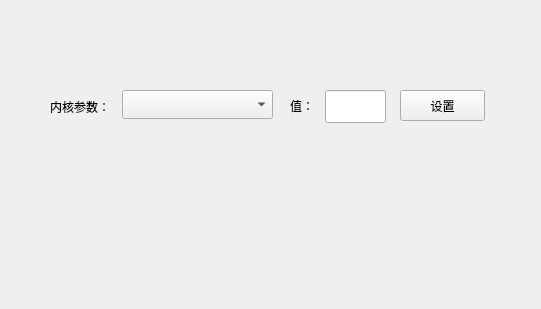
Qt form SYS/kernalparammanager.ui (liuyufeng509/SecCenter) before a commit.
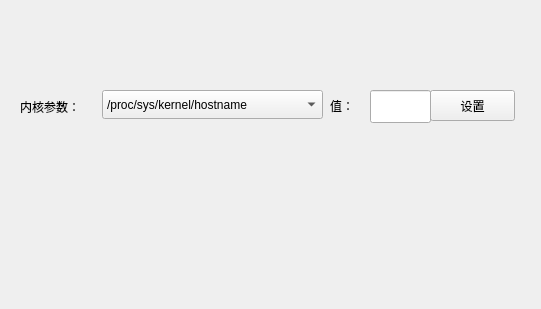
The same form after that commit.

```diff
--- a/SYS/kernalparammanager.ui
+++ b/SYS/kernalparammanager.ui
@@ -16,7 +16,7 @@
   <widget class="QPushButton" name="pushButton">
    <property name="geometry">
     <rect>
-     <x>400</x>
+     <x>430</x>
      <y>90</y>
      <width>85</width>
      <height>31</height>
@@ -29,7 +29,7 @@
   <widget class="QLabel" name="label_2">
    <property name="geometry">
     <rect>
-     <x>290</x>
+     <x>330</x>
      <y>90</y>
      <width>30</width>
      <height>31</height>
@@ -48,7 +48,7 @@
   <widget class="QLineEdit" name="lineEdit">
    <property name="geometry">
     <rect>
-     <x>325</x>
+     <x>370</x>
      <y>90</y>
      <width>61</width>
      <height>33</height>
@@ -64,7 +64,7 @@
   <widget class="QLabel" name="label">
    <property name="geometry">
     <rect>
-     <x>50</x>
+     <x>20</x>
      <y>90</y>
      <width>70</width>
      <height>33</height>
@@ -83,12 +83,27 @@
   <widget class="QComboBox" name="param_comboBox">
    <property name="geometry">
     <rect>
-     <x>122</x>
+     <x>102</x>
      <y>90</y>
-     <width>151</width>
+     <width>221</width>
      <height>29</height>
     </rect>
    </property>
+   <item>
+    <property name="text">
+     <string>/proc/sys/kernel/hostname</string>
+    </property>
+   </item>
+   <item>
+    <property name="text">
+     <string>/proc/sys/net/ipv4/ip_default_ttl</string>
+    </property>
+   </item>
+   <item>
+    <property name="text">
+     <string>/proc/sys/net/ipv4/ip_forward</string>
+    </property>
+   </item>
   </widget>
  </widget>
  <resources/>
```
